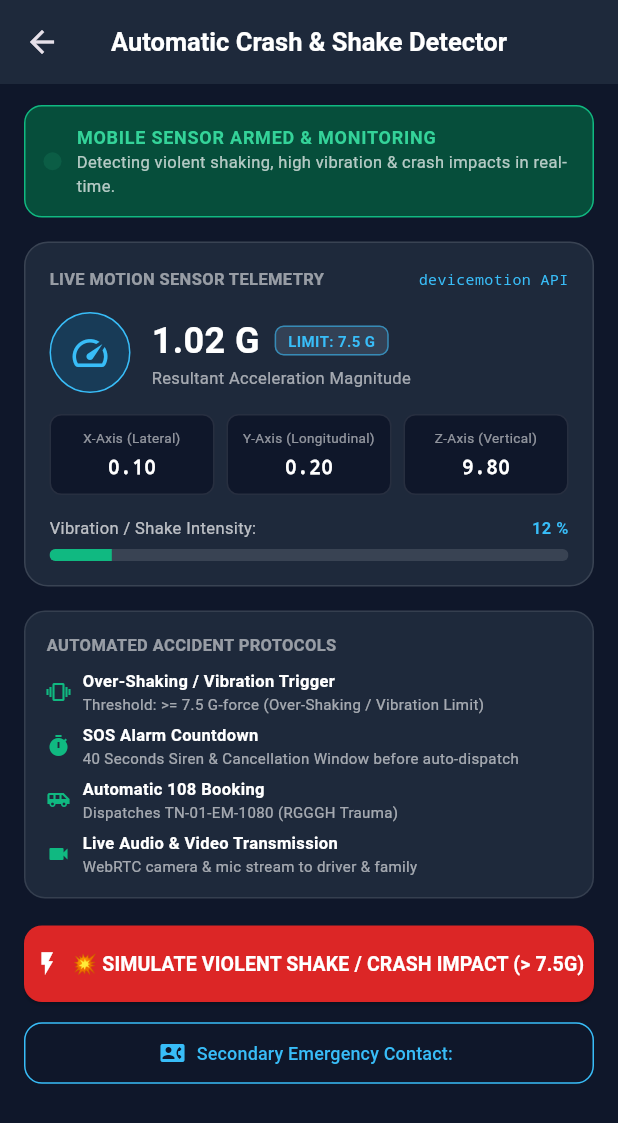
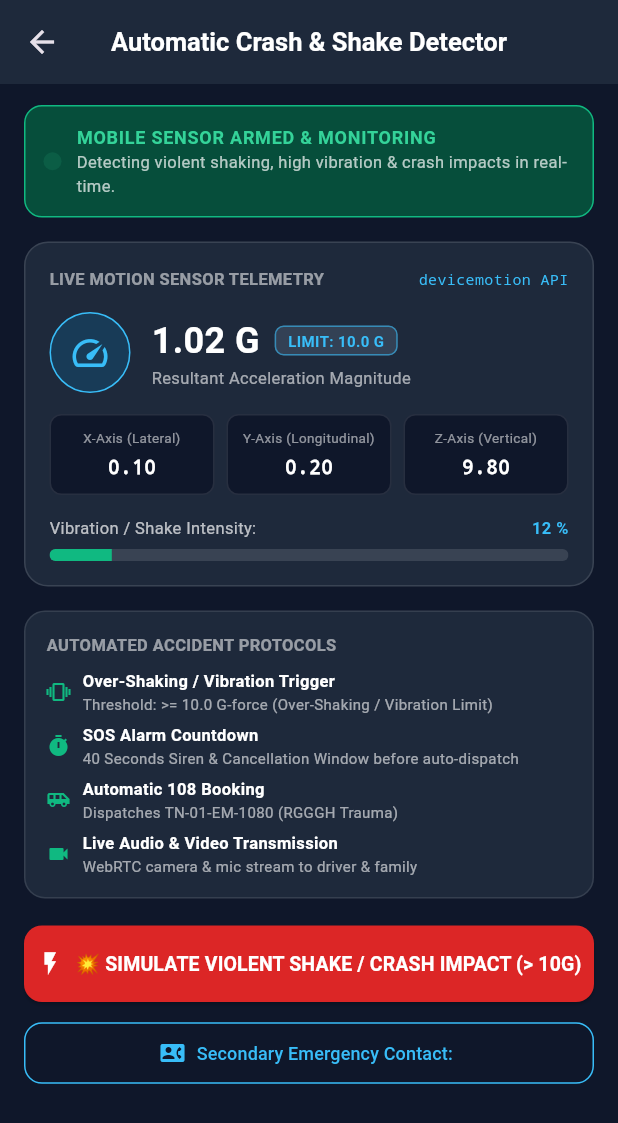
Before and after one commit to manojs94329-coder/-finalyear2026, a Flutter app: the AccidentDetectionScreen screen opened directly with empty values, on a phone screen of 412 x 824 dp. Shown: the top 1123 px of the screen. Run offline on Flutter 3.47's test engine with Material 3 defaults, Android fonts, the phone set to English and light mode, and no system bars; our stand-ins replace geolocator, shared_preferences; missing offline and left inert: dart:js; accounts and stored records are empty.

Commit message:
feat(sensor): update automatic crash detector limit threshold to 10G

```diff
--- a/mobile/ambulance_booking_app/lib/screens/accident_detection_screen.dart
+++ b/mobile/ambulance_booking_app/lib/screens/accident_detection_screen.dart
@@ -878,21 +878,21 @@ class _AccidentDetectionScreenState extends State<AccidentDetectionScreen> with
                         Container(
                           padding: const EdgeInsets.all(12),
                           decoration: BoxDecoration(
-                            color: _currentGForce >= 7.5
+                            color: _currentGForce >= 10.0
                                 ? Colors.red.withOpacity(0.25)
-                                : (_currentGForce >= 4.0 ? Colors.orange.withOpacity(0.2) : const Color(0xFF0284C7).withOpacity(0.2)),
+                                : (_currentGForce >= 5.0 ? Colors.orange.withOpacity(0.2) : const Color(0xFF0284C7).withOpacity(0.2)),
                             shape: BoxShape.circle,
                             border: Border.all(
-                              color: _currentGForce >= 7.5
+                              color: _currentGForce >= 10.0
                                   ? Colors.redAccent
-                                  : (_currentGForce >= 4.0 ? Colors.orangeAccent : const Color(0xFF38BDF8)),
+                                  : (_currentGForce >= 5.0 ? Colors.orangeAccent : const Color(0xFF38BDF8)),
                             ),
                           ),
                           child: Icon(
                             Icons.speed,
-                            color: _currentGForce >= 7.5
+                            color: _currentGForce >= 10.0
                                 ? Colors.redAccent
-                                : (_currentGForce >= 4.0 ? Colors.orangeAccent : const Color(0xFF38BDF8)),
+                                : (_currentGForce >= 5.0 ? Colors.orangeAccent : const Color(0xFF38BDF8)),
                             size: 28,
                           ),
                         ),
@@ -908,9 +908,9 @@ class _AccidentDetectionScreenState extends State<AccidentDetectionScreen> with
                                     style: TextStyle(
                                       fontSize: 24,
                                       fontWeight: FontWeight.bold,
-                                      color: _currentGForce >= 7.5
+                                      color: _currentGForce >= 10.0
                                           ? Colors.redAccent
-                                          : (_currentGForce >= 4.0 ? Colors.orangeAccent : Colors.white),
+                                          : (_currentGForce >= 5.0 ? Colors.orangeAccent : Colors.white),
                                     ),
                                   ),
                                   const SizedBox(width: 10),
@@ -921,7 +921,7 @@ class _AccidentDetectionScreenState extends State<AccidentDetectionScreen> with
                                       borderRadius: BorderRadius.circular(6),
                                       border: Border.all(color: const Color(0xFF38BDF8).withOpacity(0.6)),
                                     ),
-                                    child: const Text("LIMIT: 7.5 G", style: TextStyle(color: Color(0xFF38BDF8), fontSize: 10, fontWeight: FontWeight.bold)),
+                                    child: const Text("LIMIT: 10.0 G", style: TextStyle(color: Color(0xFF38BDF8), fontSize: 10, fontWeight: FontWeight.bold)),
                                   ),
                                 ],
                               ),
@@ -986,7 +986,7 @@ class _AccidentDetectionScreenState extends State<AccidentDetectionScreen> with
                   children: [
                     const Text("AUTOMATED ACCIDENT PROTOCOLS", style: TextStyle(color: Colors.white54, fontSize: 11, fontWeight: FontWeight.bold)),
                     const SizedBox(height: 8),
-                    _buildProtocolRow(Icons.vibration, "Over-Shaking / Vibration Trigger", "Threshold: >= 7.5 G-force (Over-Shaking / Vibration Limit)"),
+                    _buildProtocolRow(Icons.vibration, "Over-Shaking / Vibration Trigger", "Threshold: >= 10.0 G-force (Over-Shaking / Vibration Limit)"),
                     const SizedBox(height: 6),
                     _buildProtocolRow(Icons.timer, "SOS Alarm Countdown", "40 Seconds Siren & Cancellation Window before auto-dispatch"),
                     const SizedBox(height: 6),
@@ -1001,10 +1001,10 @@ class _AccidentDetectionScreenState extends State<AccidentDetectionScreen> with
               // Test Simulation Buttons
               ElevatedButton.icon(
                 onPressed: () {
-                  _sensorService.simulateViolentCrash(gForce: 8.5);
+                  _sensorService.simulateViolentCrash(gForce: 11.5);
                 },
                 icon: const Icon(Icons.flash_on, color: Colors.white),
-                label: const Text("💥 SIMULATE VIOLENT SHAKE / CRASH IMPACT (> 7.5G)", style: TextStyle(fontWeight: FontWeight.bold, fontSize: 13, color: Colors.white)),
+                label: const Text("💥 SIMULATE VIOLENT SHAKE / CRASH IMPACT (> 10G)", style: TextStyle(fontWeight: FontWeight.bold, fontSize: 13, color: Colors.white)),
                 style: ElevatedButton.styleFrom(
                   backgroundColor: const Color(0xFFDC2626),
                   padding: const EdgeInsets.symmetric(vertical: 16),
--- a/mobile/ambulance_booking_app/lib/services/sensor_accident_service.dart
+++ b/mobile/ambulance_booking_app/lib/services/sensor_accident_service.dart
@@ -28,7 +28,7 @@ class SensorAccidentService {
   SensorAccidentService._internal();
 
   bool _isArmed = false;
-  double _shakeSensitivityThreshold = 7.5; // G-force threshold (7.5G Limit)
+  double _shakeSensitivityThreshold = 10.0; // G-force threshold (10.0G Limit)
   Timer? _simulatedSensorTimer;
 
   // Stream controllers
@@ -128,7 +128,7 @@ class SensorAccidentService {
     }
   }
 
-  void simulateViolentCrash({double gForce = 8.5}) {
+  void simulateViolentCrash({double gForce = 11.5}) {
     if (kIsWeb) {
       try {
         final emergencyStream = js.context['EmergencyStream'];
@@ -150,7 +150,7 @@ class SensorAccidentService {
     );
     _telemetryController.add(tel);
     _crashController.add({
-      'reason': "Severe Crash Impact Detected (${gForce.toStringAsFixed(1)}G Mobile Sensor Spike - Limit 7.5G Exceeded)",
+      'reason': "Severe Crash Impact Detected (${gForce.toStringAsFixed(1)}G Mobile Sensor Spike - Limit 10.0G Exceeded)",
       'gForce': gForce,
     });
   }
```
Also changed, not shown: 5 other files.
